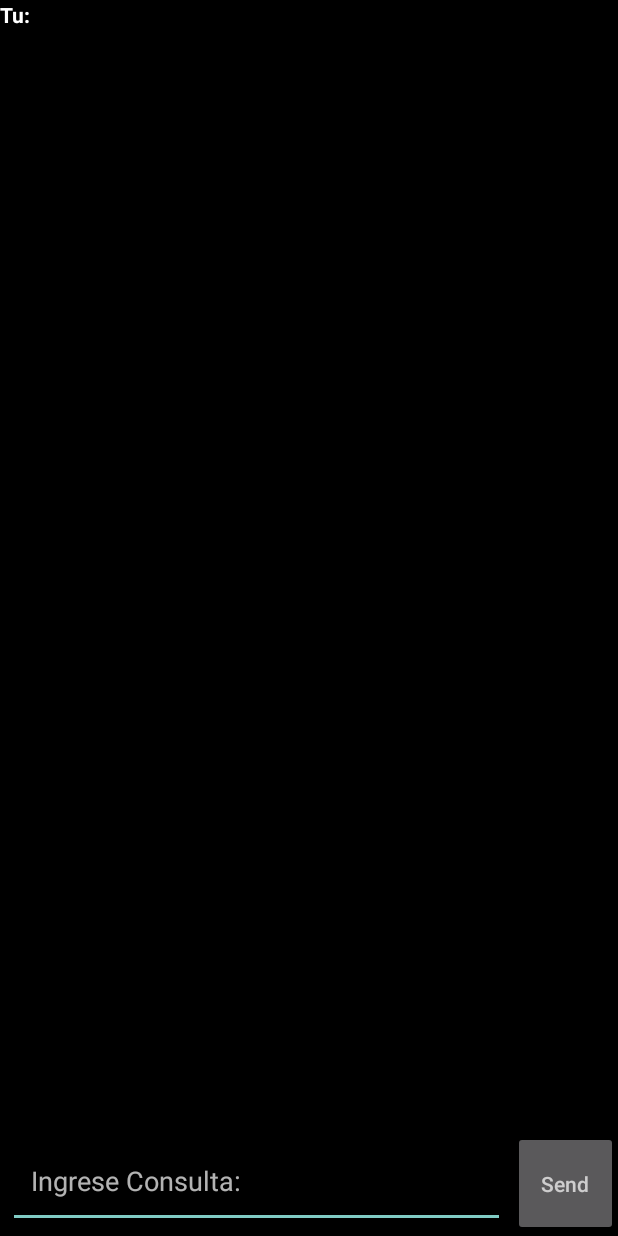
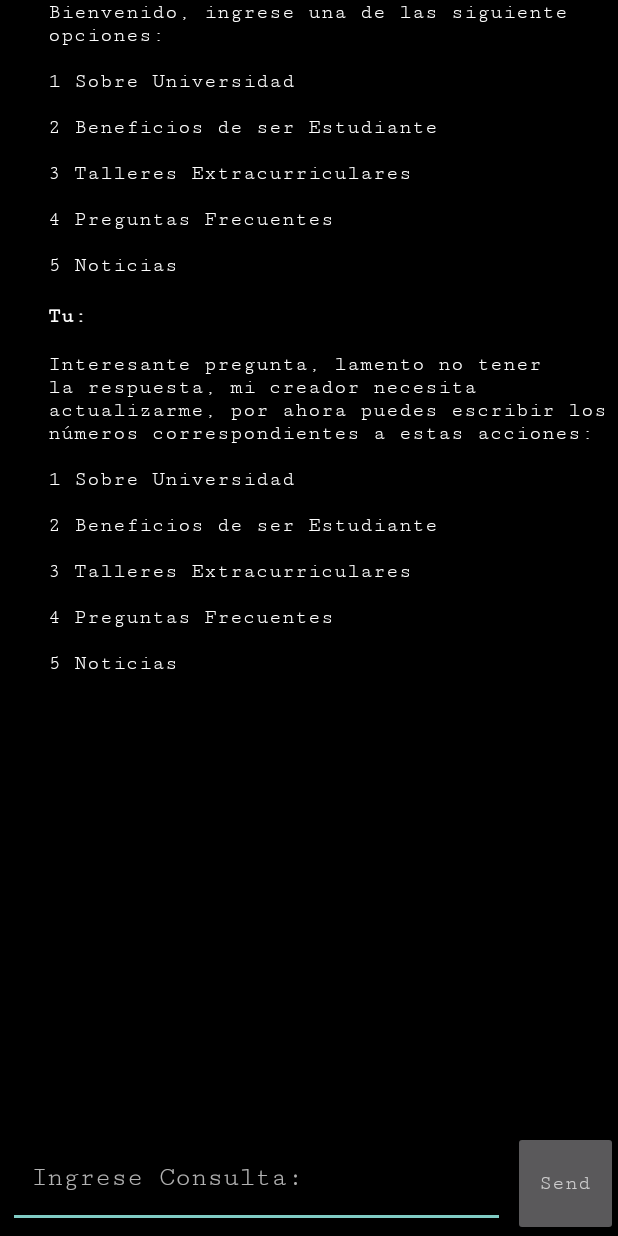
Before and after one commit to SotilArodi/-TrabajoInterInfoBasicaUnsa, an Android app: the MainActivity screen opened directly, with no data from a screen before it, after a tap on an icon or button, on a phone screen of 412 x 824 dp. Run offline under Robolectric (Android 15) with nearby library versions, the phone set to English and light mode, and no system bars.

Commit message:
Se agregó información al MainActivity

```diff
--- a/app/src/main/java/com/Rivas/chatbot/MainActivity.java
+++ b/app/src/main/java/com/Rivas/chatbot/MainActivity.java
@@ -27,11 +27,61 @@ public class MainActivity extends AppCompatActivity {
         inputEditText = findViewById(R.id.inputEditText);
         sendButton = findViewById(R.id.sendButton);
         //Una accion cuando se le haga click al boton
+        messagesTextView.append(Html.fromHtml("<p>Bienvenido, ingrese una de las siguiente opciones:</p>"));
+        messagesTextView.append(Html.fromHtml("<p>1 Sobre Universidad</p>"));
+        messagesTextView.append(Html.fromHtml("<p>2 Beneficios de ser Estudiante</p>"));
+        messagesTextView.append(Html.fromHtml("<p>3 Talleres Extracurriculares</p>"));
+        messagesTextView.append(Html.fromHtml("<p>4 Preguntas Frecuentes</p>"));
+        messagesTextView.append(Html.fromHtml("<p>5 Noticias</p>"));
         sendButton.setOnClickListener(view -> {
             String input = inputEditText.getText().toString();//Almacenamos la cadena de entrada
             messagesTextView.append(Html.fromHtml("<p><b>Tu:</b>"+ input  + "</p>"));
             inputEditText.setText("");//Limpiamos el edittext
-
+            switch (input){
+                case "1":
+                    messagesTextView.append(Html.fromHtml("<p>Misión:</p>"));
+                    messagesTextView.append(Html.fromHtml("<p>Formar profesionales competentes y éticos, con capacidad para la investigación e innovación generando conocimiento científico, tecnológico y humanístico, contribuyendo al desarrollo sostenible de la región y del país.</p>"));
+                    messagesTextView.append(Html.fromHtml("<p>Rector de la Universidad:</p>"));
+                    messagesTextView.append(Html.fromHtml("<p>Dr. Rohel Sánchez Sánchez</p>"));
+                    break;
+                case "2":
+                    messagesTextView.append(Html.fromHtml("<p>-Talleres Extracurriculares</p>"));
+                    messagesTextView.append(Html.fromHtml("<p>-Comedor Universitario</p>"));
+                    messagesTextView.append(Html.fromHtml("<p>-Servicios Médicos</p>"));
+                    messagesTextView.append(Html.fromHtml("<p>-Apoyo en caso de pobreza extrema y falta de recursos moderado</p>"));
+                    messagesTextView.append(Html.fromHtml("<p>-Tutoría</p>"));
+                    break;
+                case "3":
+                    messagesTextView.append(Html.fromHtml("<p>Talleres Extracurriculares:</p>"));
+                    messagesTextView.append(Html.fromHtml("<p>Un estudiante universitario no solo se desarrolla en el ámbito técnico, sino que también, es explorador de diversas artes y habilidades que complementen y mejoren su humanismo</p>"));
+                    messagesTextView.append(Html.fromHtml("<p>Reglas:</p>"));
+                    messagesTextView.append(Html.fromHtml("<p>El estudiante puede ingresar a los talleres extracurriculares cada vez que se habiliten por la Oficina de Arte y Deportes, son necesarios una cantidad de 6 talleres extracurriculares para graduarse, el mal desempeño en estos traerá sanciones cada vez más fuertes</p>"));
+                    messagesTextView.append(Html.fromHtml("<p>Lista de talleres Extracurriculares:</p>"));
+                    messagesTextView.append(Html.fromHtml("<p>      ...(Coming Soon ... Insertar aquí talleres extracurriculares... )</p>"));
+                    break;
+                case "4":
+                    messagesTextView.append(Html.fromHtml("<p>¿Dónde pago los derechos de trámites administrativos?</p>"));
+                    messagesTextView.append(Html.fromHtml("<p>¿Cómo se canjean los vouchers por Boleta de la UNSA?</p>"));
+                    messagesTextView.append(Html.fromHtml("<p>¿Cuáles son los montos de pago de derechos administrativos?</p>"));
+                    messagesTextView.append(Html.fromHtml("<p>¿Cómo se presentan documentos por mesa de partes?</p>"));
+                    messagesTextView.append(Html.fromHtml("<p>¿Cómo saco mi correo institucional si soy un alumno antiguo?</p>"));
+                    messagesTextView.append(Html.fromHtml("<p>*IMPORTANTE: Todo trámite administrativo debe realizarse con el correo institucional</p>"));
+                    break;
+                case "5":
+                    messagesTextView.append(Html.fromHtml("<p>-UNSA asumió la Vicepresidencia del Consejo de Rectores por la Integración de la Subregión Centro Oeste de Sudamérica CRISCOS</p>"));
+                    messagesTextView.append(Html.fromHtml("<p>-Más de medio millón de soles invirtió la UNSA en la recuperación e implementación de espacios deportivos</p>"));
+                    messagesTextView.append(Html.fromHtml("<p>-Facultad de Administración de la UNSA será modelo de emprendimiento</p>"));
+                    messagesTextView.append(Html.fromHtml("<p>-UNSA construye moderna infraestructura para filial de Camaná</p>"));
+                    break;
+                default:
+                    messagesTextView.append(Html.fromHtml("<p>Interesante pregunta, lamento no tener la respuesta, mi creador necesita actualizarme, por ahora puedes escribir los números correspondientes a estas acciones:</p>"));
+                    messagesTextView.append(Html.fromHtml("<p>1 Sobre Universidad</p>"));
+                    messagesTextView.append(Html.fromHtml("<p>2 Beneficios de ser Estudiante</p>"));
+                    messagesTextView.append(Html.fromHtml("<p>3 Talleres Extracurriculares</p>"));
+                    messagesTextView.append(Html.fromHtml("<p>4 Preguntas Frecuentes</p>"));
+                    messagesTextView.append(Html.fromHtml("<p>5 Noticias</p>"));
+                    break;
+            }
         });
     }
 }
--- a/app/src/main/res/layout/activity_main.xml
+++ b/app/src/main/res/layout/activity_main.xml
@@ -19,8 +19,11 @@
             android:id="@+id/messagesTextView"
             android:layout_width="match_parent"
             android:layout_height="wrap_content"
-            android:textColor="@color/white"
-            android:scrollbarSize="16sp"/>
+            android:fontFamily="serif-monospace"
+            android:layout_marginStart="32dp"
+            android:layout_marginLeft="32dp"
+            android:scrollbarSize="16sp"
+            android:textColor="@color/white" />
 
     </ScrollView>
 
@@ -42,6 +45,7 @@
             android:padding="15dp"
             android:layout_toStartOf="@id/sendButton"
             android:layout_alignParentStart="true"
+            android:fontFamily="serif-monospace"
             android:hint="@string/consult"
             android:imeOptions="actionDone"
             android:inputType="textShortMessage"
@@ -55,6 +59,7 @@
             android:layout_width="70dp"
             android:layout_height="match_parent"
             android:layout_alignParentEnd="true"
+            android:fontFamily="serif-monospace"
             android:textColor="@color/white"
             android:hint="@string/btnSend"
             android:layout_alignParentRight="true" />
```
